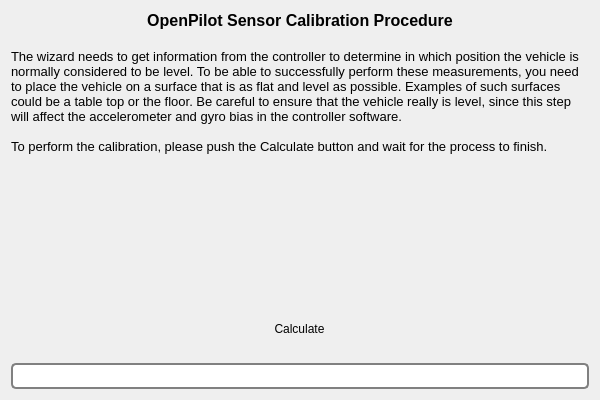
First picture: the form in ground/openpilotgcs/src/plugins/setupwizard/pages/biascalibrationpage.ui, repository openpilot/OpenPilot, before the edit.
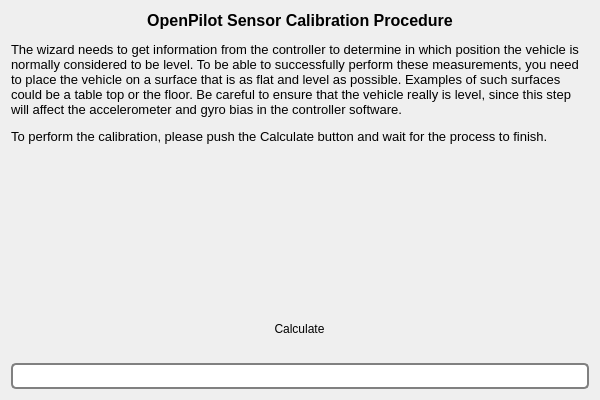
Second picture: the form after the edit. Icons and pictures are not drawn.

Commit message: OP-1556 Bigger window size, Font sizes on all pages

```diff
--- a/ground/openpilotgcs/src/plugins/setupwizard/pages/biascalibrationpage.ui
+++ b/ground/openpilotgcs/src/plugins/setupwizard/pages/biascalibrationpage.ui
@@ -17,15 +17,7 @@
    <item>
     <widget class="QLabel" name="label">
      <property name="text">
-      <string>&lt;!DOCTYPE HTML PUBLIC &quot;-//W3C//DTD HTML 4.0//EN&quot; &quot;http://www.w3.org/TR/REC-html40/strict.dtd&quot;&gt;
-&lt;html&gt;&lt;head&gt;&lt;meta name=&quot;qrichtext&quot; content=&quot;1&quot; /&gt;&lt;style type=&quot;text/css&quot;&gt;
-p, li { white-space: pre-wrap; }
-&lt;/style&gt;&lt;/head&gt;&lt;body style=&quot; font-family:'MS Shell Dlg 2'; font-size:8pt; font-weight:400; font-style:normal;&quot;&gt;
-&lt;p align=&quot;center&quot; style=&quot; margin-top:0px; margin-bottom:0px; margin-left:0px; margin-right:0px; -qt-block-indent:0; text-indent:0px;&quot;&gt;&lt;span style=&quot; font-size:12pt; font-weight:600;&quot;&gt;OpenPilot Sensor Calibration Procedure&lt;/span&gt;&lt;/p&gt;
-&lt;p style=&quot;-qt-paragraph-type:empty; margin-top:0px; margin-bottom:0px; margin-left:0px; margin-right:0px; -qt-block-indent:0; text-indent:0px; font-size:12pt; font-weight:600;&quot;&gt;&lt;br /&gt;&lt;/p&gt;
-&lt;p style=&quot; margin-top:0px; margin-bottom:0px; margin-left:0px; margin-right:0px; -qt-block-indent:0; text-indent:0px;&quot;&gt;&lt;span style=&quot; font-size:10pt;&quot;&gt;The wizard needs to get information from the controller to determine in which position the vehicle is normally considered to be level. To be able to successfully perform these measurements, you need to place the vehicle on a surface that is as flat and level as possible. Examples of such surfaces could be a table top or the floor. Be careful to ensure that the vehicle really is level, since this step will affect the accelerometer and gyro bias in the controller software.&lt;/span&gt;&lt;/p&gt;
-&lt;p style=&quot;-qt-paragraph-type:empty; margin-top:0px; margin-bottom:0px; margin-left:0px; margin-right:0px; -qt-block-indent:0; text-indent:0px; font-size:10pt;&quot;&gt;&lt;br /&gt;&lt;/p&gt;
-&lt;p style=&quot; margin-top:0px; margin-bottom:0px; margin-left:0px; margin-right:0px; -qt-block-indent:0; text-indent:0px;&quot;&gt;&lt;span style=&quot; font-size:10pt;&quot;&gt;To perform the calibration, please push the Calculate button and wait for the process to finish.&lt;/span&gt;&lt;/p&gt;&lt;/body&gt;&lt;/html&gt;</string>
+      <string>&lt;html&gt;&lt;head/&gt;&lt;body&gt;&lt;p align=&quot;center&quot;&gt;&lt;span style=&quot; font-family:'MS Shell Dlg 2'; font-size:12pt; font-weight:600;&quot;&gt;OpenPilot Sensor Calibration Procedure&lt;/span&gt;&lt;/p&gt;&lt;p&gt;&lt;span style=&quot; font-family:'MS Shell Dlg 2'; font-size:10pt;&quot;&gt;The wizard needs to get information from the controller to determine in which position the vehicle is normally considered to be level. To be able to successfully perform these measurements, you need to place the vehicle on a surface that is as flat and level as possible. Examples of such surfaces could be a table top or the floor. Be careful to ensure that the vehicle really is level, since this step will affect the accelerometer and gyro bias in the controller software.&lt;/span&gt;&lt;/p&gt;&lt;p&gt;&lt;span style=&quot; font-family:'MS Shell Dlg 2'; font-size:10pt;&quot;&gt;To perform the calibration, please push the Calculate button and wait for the process to finish.&lt;/span&gt;&lt;/p&gt;&lt;/body&gt;&lt;/html&gt;</string>
      </property>
      <property name="alignment">
       <set>Qt::AlignLeading|Qt::AlignLeft|Qt::AlignTop</set>
```
The commit also changes 19 other files.
